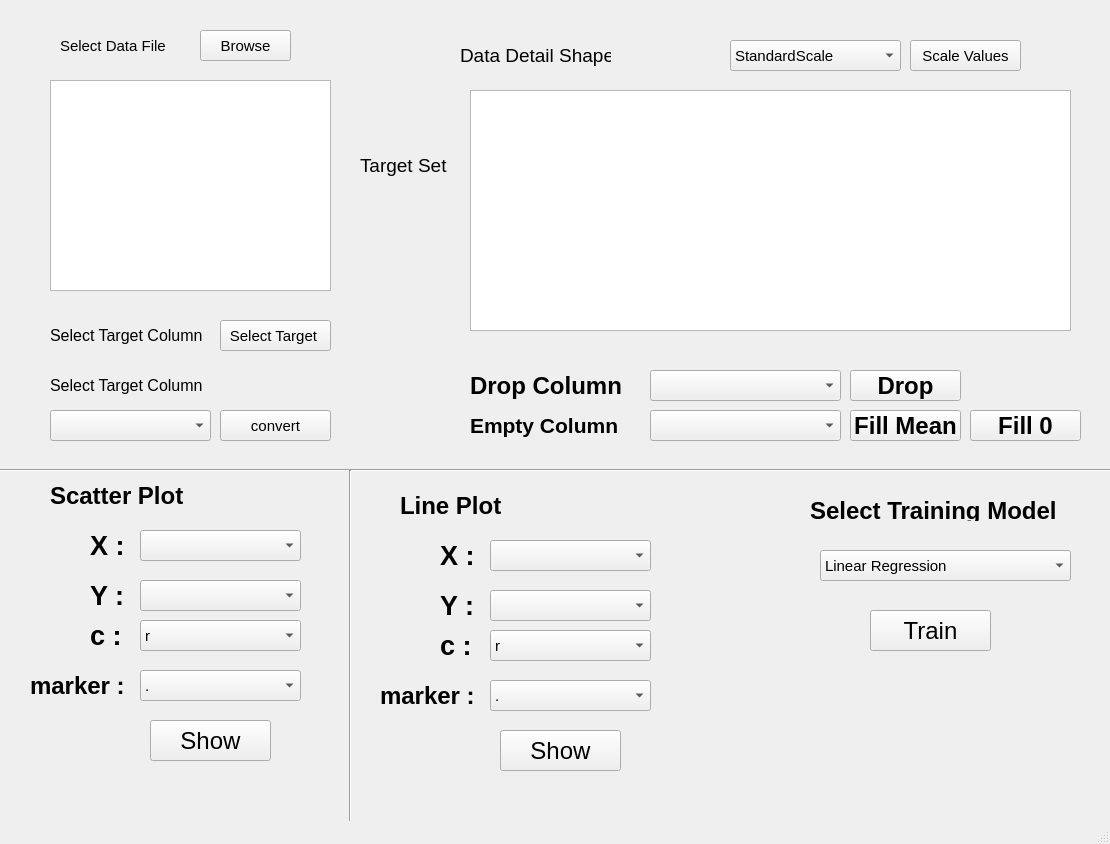
Qt form mainwindow.ui (TKBIGDATA/ml_gui) before a commit.
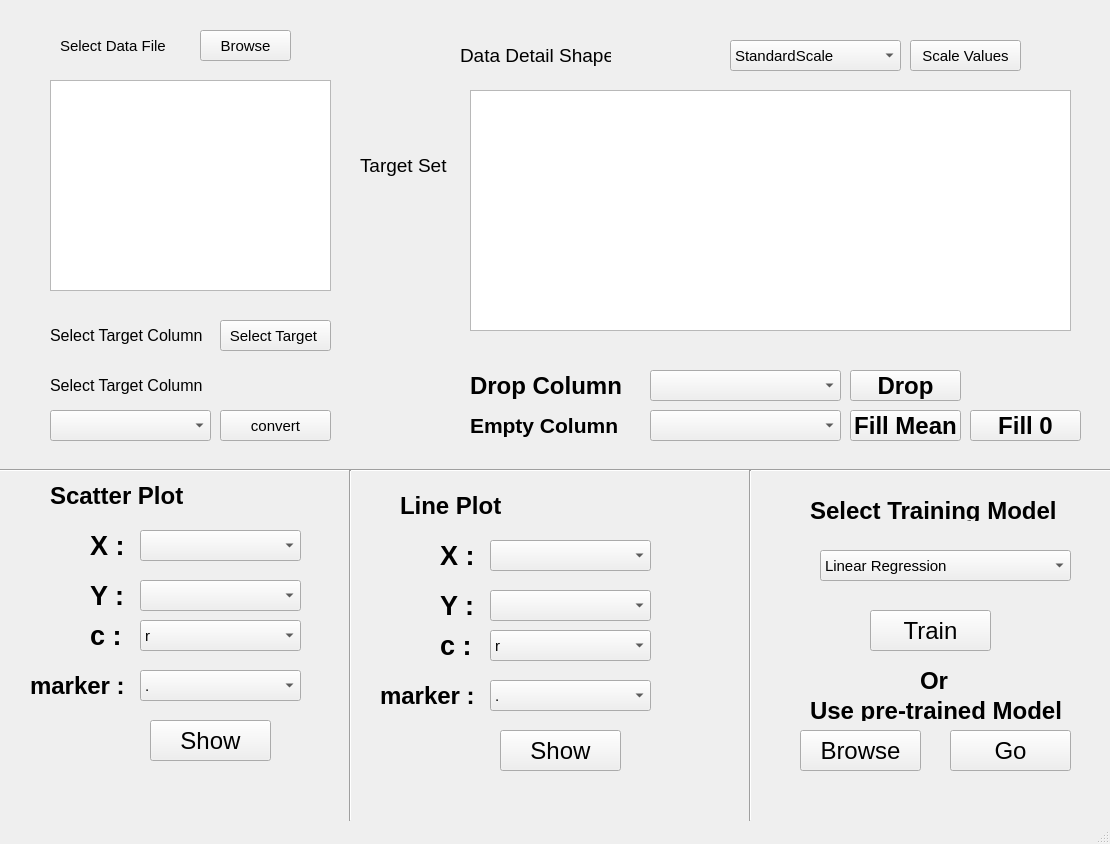
The same form after that commit.

Commit message: pre_trained 구성

```diff
--- a/mainwindow.ui
+++ b/mainwindow.ui
@@ -964,6 +964,95 @@
      <string>Train</string>
     </property>
    </widget>
+   <widget class="Line" name="line_3">
+    <property name="geometry">
+     <rect>
+      <x>740</x>
+      <y>470</y>
+      <width>20</width>
+      <height>351</height>
+     </rect>
+    </property>
+    <property name="orientation">
+     <enum>Qt::Vertical</enum>
+    </property>
+   </widget>
+   <widget class="QLabel" name="label_10">
+    <property name="geometry">
+     <rect>
+      <x>920</x>
+      <y>670</y>
+      <width>41</width>
+      <height>21</height>
+     </rect>
+    </property>
+    <property name="font">
+     <font>
+      <pointsize>18</pointsize>
+      <weight>75</weight>
+      <bold>true</bold>
+     </font>
+    </property>
+    <property name="text">
+     <string>Or</string>
+    </property>
+   </widget>
+   <widget class="QLabel" name="label_20">
+    <property name="geometry">
+     <rect>
+      <x>810</x>
+      <y>700</y>
+      <width>261</width>
+      <height>21</height>
+     </rect>
+    </property>
+    <property name="font">
+     <font>
+      <pointsize>18</pointsize>
+      <weight>75</weight>
+      <bold>true</bold>
+     </font>
+    </property>
+    <property name="text">
+     <string>Use pre-trained Model</string>
+    </property>
+   </widget>
+   <widget class="QPushButton" name="pre_trained">
+    <property name="geometry">
+     <rect>
+      <x>800</x>
+      <y>730</y>
+      <width>121</width>
+      <height>41</height>
+     </rect>
+    </property>
+    <property name="font">
+     <font>
+      <pointsize>18</pointsize>
+     </font>
+    </property>
+    <property name="text">
+     <string>Browse</string>
+    </property>
+   </widget>
+   <widget class="QPushButton" name="go_pre_trained">
+    <property name="geometry">
+     <rect>
+      <x>950</x>
+      <y>730</y>
+      <width>121</width>
+      <height>41</height>
+     </rect>
+    </property>
+    <property name="font">
+     <font>
+      <pointsize>18</pointsize>
+     </font>
+    </property>
+    <property name="text">
+     <string>Go</string>
+    </property>
+   </widget>
   </widget>
   <widget class="QMenuBar" name="menubar">
    <property name="geometry">
```
The commit also changes 8 other files.
